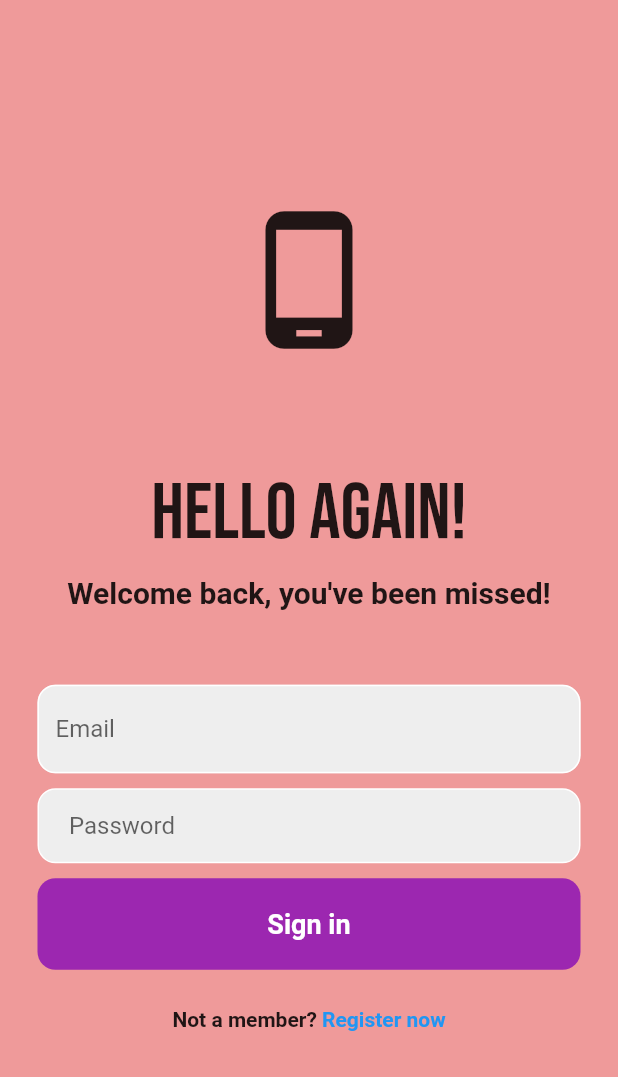
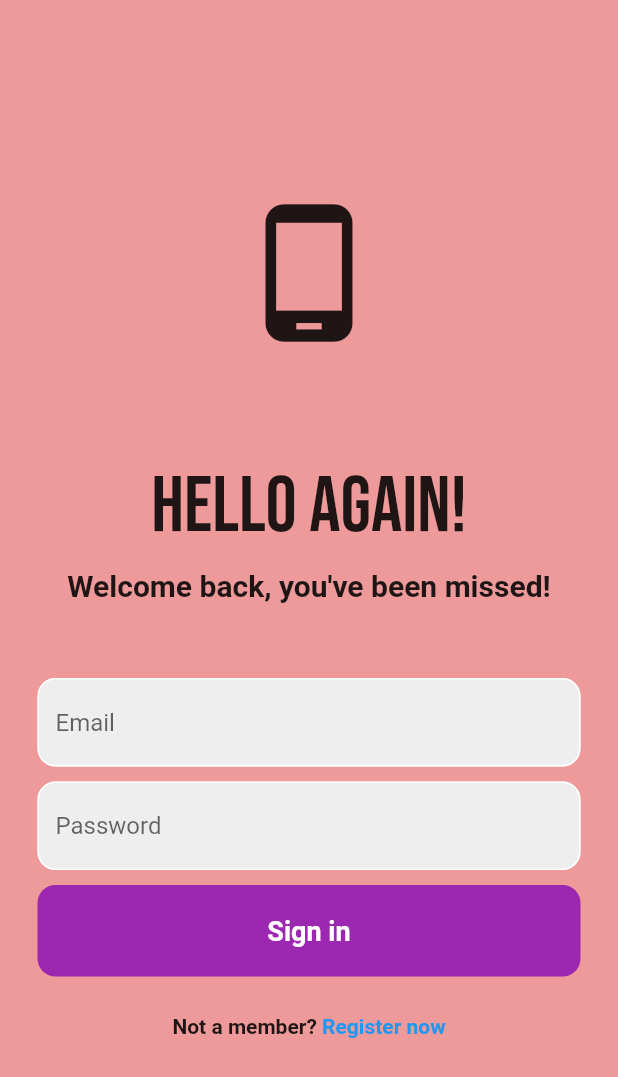
Before and after one commit to XimingLi2002/2-DAM-Proyecto-Fin-de-Curso, a Flutter app: the screen it shows after launch, on a phone screen of 412 x 824 dp. Shown: the top 1077 px of the screen. Run offline on Flutter 3.47's test engine with Material 2 defaults, Android fonts, the light colour scheme and no system bars; our stand-ins replace firebase_auth, firebase_core, google_fonts; accounts and stored records are empty.

Commit message:
password input updated and login done!

```diff
--- a/lib/login_page.dart
+++ b/lib/login_page.dart
@@ -1,5 +1,7 @@
 // ignore_for_file: prefer_const_constructors, prefer_const_literals_to_create_immutables
 
+import 'package:firebase_auth/firebase_auth.dart';
+import 'package:firebase_core/firebase_core.dart';
 import 'package:flutter/material.dart';
 import 'package:google_fonts/google_fonts.dart';
 
@@ -14,6 +16,12 @@ class _LoginPageState extends State<LoginPage> {
   //text controllers
   final emailController = TextEditingController();
   final passwordController = TextEditingController();
+
+  Future signIn() async {
+    await FirebaseAuth.instance.signInWithEmailAndPassword(
+        email: emailController.text.trim(),
+        password: passwordController.text.trim());
+  }
 
   @override
   Widget build(BuildContext context) {
@@ -61,20 +69,18 @@ class _LoginPageState extends State<LoginPage> {
                     child: TextField(
                       controller: emailController,
                       decoration: InputDecoration(
-                        //enabledBorder -> estado del componente al no tocarlo
+                          //enabledBorder -> The border to display when is enabled and is not showing an error.
                           enabledBorder: OutlineInputBorder(
                               borderRadius: BorderRadius.circular(12),
                               borderSide: BorderSide(color: Colors.white)),
-                        //estado del componente al estar focuseado
+                          //focusBorder -> The border to display when has the focus and is not showing an error.
                           focusedBorder: OutlineInputBorder(
                               borderRadius: BorderRadius.circular(12),
                               borderSide: BorderSide(color: Colors.deepPurple)),
                           hintText: 'Email',
                           //Color del background del TextField
                           fillColor: Colors.grey[200],
-                        filled: true
-                      ),
-
+                          filled: true),
                     ),
                   ),
                   SizedBox(
@@ -84,22 +90,21 @@ class _LoginPageState extends State<LoginPage> {
                   //password textfield
                   Padding(
                     padding: const EdgeInsets.symmetric(horizontal: 25.0),
-                    child: Container(
-                      decoration: BoxDecoration(
-                          color: Colors.grey[200],
-                          border: Border.all(color: Colors.white),
-                          borderRadius: BorderRadius.circular(12)),
-                      child: Padding(
-                        padding: const EdgeInsets.only(left: 20.0),
                     child: TextField(
-                          //obscureText -> hide the contents of the TextField
-                          obscureText: true,
+                      controller: passwordController,
                       decoration: InputDecoration(
-                            border: InputBorder.none,
+                          //enabledBorder -> The border to display when is enabled and is not showing an error.
+                          enabledBorder: OutlineInputBorder(
+                              borderRadius: BorderRadius.circular(12),
+                              borderSide: BorderSide(color: Colors.white)),
+                          //focusBorder -> The border to display when has the focus and is not showing an error.
+                          focusedBorder: OutlineInputBorder(
+                              borderRadius: BorderRadius.circular(12),
+                              borderSide: BorderSide(color: Colors.deepPurple)),
                           hintText: 'Password',
-                          ),
-                        ),
-                      ),
+                          //Color del background del TextField
+                          fillColor: Colors.grey[200],
+                          filled: true),
                     ),
                   ),
                   SizedBox(
@@ -109,6 +114,11 @@ class _LoginPageState extends State<LoginPage> {
                   //sign in button
                   Padding(
                     padding: const EdgeInsets.symmetric(horizontal: 25.0),
+                    //GestureDetector -> used to detect the user's actions on the application.
+                    //It is a non-visual widget that detects events on its child widgets.
+                    //onTap, onDoubleTap, onLongPress...
+                    child: GestureDetector(
+                      onTap: signIn,
                       child: Container(
                         padding: EdgeInsets.all(20),
                         decoration: BoxDecoration(
@@ -122,6 +132,7 @@ class _LoginPageState extends State<LoginPage> {
                               fontWeight: FontWeight.bold,
                               fontSize: 18),
                         )),
+                      ),
                     ),
                   ),
                   SizedBox(
```
Lines whose indentation alone changed are shown as unchanged.
